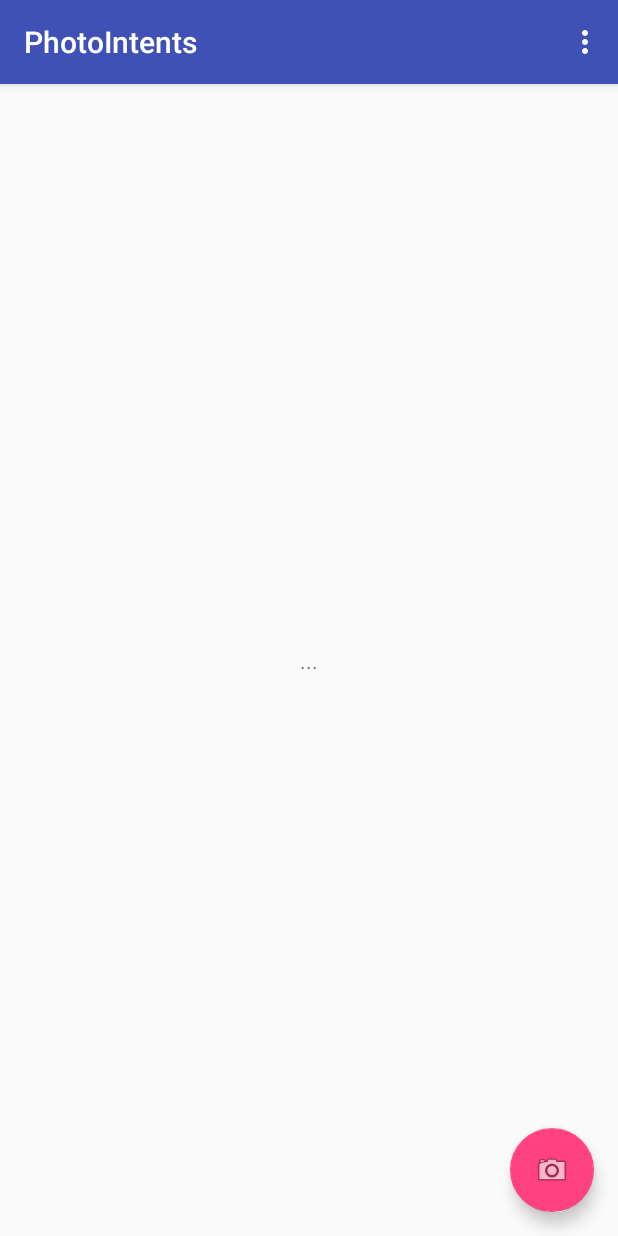
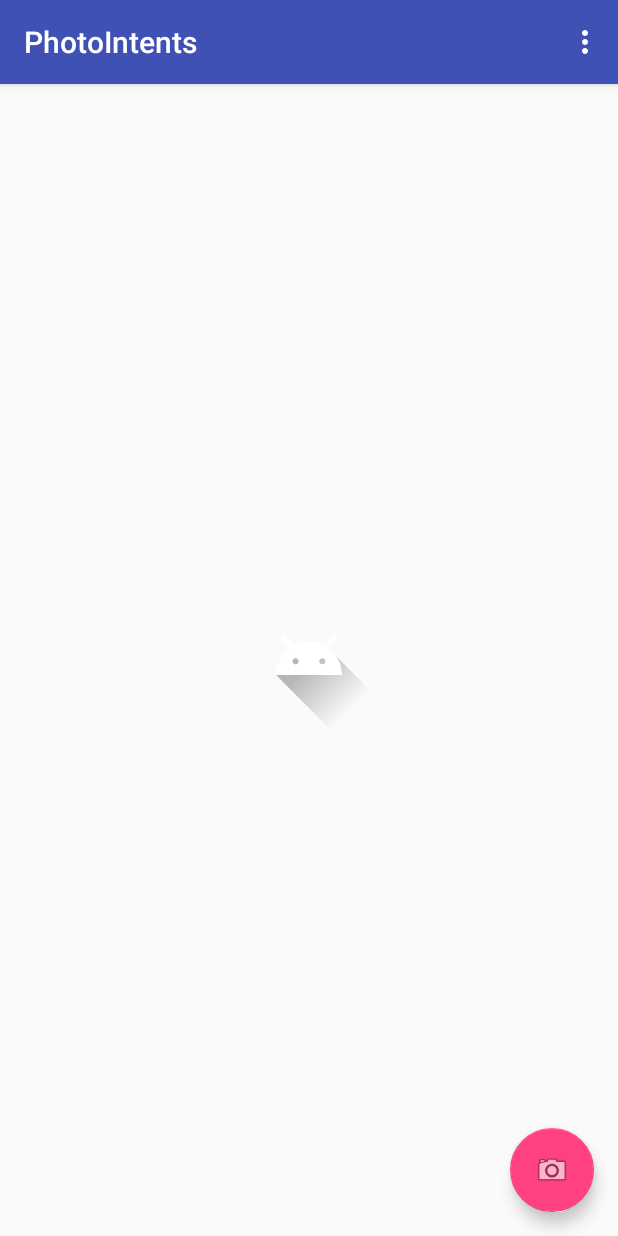
Before and after one commit to CillianMyles/photo-intents, an Android app: the screen it shows after launch (MainActivity), on a phone screen of 412 x 824 dp. Run offline under Robolectric (Android 15) with nearby library versions, the phone set to English and light mode, and no system bars.

Commit message:
Show taken image and file uri;

```diff
--- a/app/src/main/java/com/example/cillian/photointents/MainActivity.java
+++ b/app/src/main/java/com/example/cillian/photointents/MainActivity.java
@@ -12,6 +12,7 @@ import android.util.Log;
 import android.view.Menu;
 import android.view.MenuItem;
 import android.view.View;
+import android.widget.ImageView;
 import android.widget.TextView;
 import android.widget.Toast;
 
@@ -31,9 +32,10 @@ public class MainActivity extends AppCompatActivity {
 
     private final static int PHOTO_REQUEST_CODE = 0;
 
+    private TextView mPhotoUrlTv;
+    private ImageView mPhotoThumbnail;
+
     private String mPhotoPath;
-
-    private TextView mPhotoUrlTv;
 
     @Override
     protected void onCreate(Bundle savedInstanceState) {
@@ -44,6 +46,7 @@ public class MainActivity extends AppCompatActivity {
         setSupportActionBar(lToolbar);
 
         mPhotoUrlTv = findViewById(R.id.photo_uri);
+        mPhotoThumbnail = findViewById(R.id.photo_thumb);
 
         FloatingActionButton lFab = findViewById(R.id.fab);
         lFab.setOnClickListener(new View.OnClickListener() {
@@ -112,8 +115,9 @@ public class MainActivity extends AppCompatActivity {
         Log.e(TAG, "uri: " + data.getData()); // TODO: delete
         Log.e(TAG, "int files (after): " + Arrays.toString(fileList())); // TODO: delete
         if (requestCode == PHOTO_REQUEST_CODE && resultCode == RESULT_OK) {
-            final Uri lUri = data.getData();
+            final Uri lUri = Uri.parse("file://" + mPhotoPath);
             mPhotoUrlTv.setText(lUri != null ? lUri.toString() : ".....");
+            mPhotoThumbnail.setImageURI(lUri);
             File lImageFile = new File(mPhotoPath);
             if (lImageFile.exists()) {
                 Log.e(TAG, "name: " + lImageFile.getName()); // TODO: delete
--- a/app/src/main/res/layout/activity_main.xml
+++ b/app/src/main/res/layout/activity_main.xml
@@ -29,6 +29,6 @@
         android:layout_height="wrap_content"
         android:layout_gravity="bottom|end"
         android:layout_margin="@dimen/fab_margin"
-        app:srcCompat="@android:drawable/ic_menu_camera"/>
+        android:src="@android:drawable/ic_menu_camera"/>
 
 </android.support.design.widget.CoordinatorLayout>
--- a/app/src/main/res/layout/content_main.xml
+++ b/app/src/main/res/layout/content_main.xml
@@ -9,14 +9,28 @@
     tools:context="com.example.cillian.photointents.MainActivity"
     tools:showIn="@layout/activity_main">
 
+    <ImageView
+        android:id="@+id/photo_thumb"
+        android:layout_width="match_parent"
+        android:layout_height="match_parent"
+        android:layout_above="@+id/photo_uri"
+        android:layout_alignParentTop="true"
+        android:padding="50dp"
+        android:scaleType="center"
+        android:src="@drawable/ic_launcher_foreground"
+        app:layout_constraintHeight_max="100dp"
+        app:layout_constraintWidth_max="100dp"
+        app:layout_goneMarginBottom="50dp"/>
+
     <TextView
         android:id="@+id/photo_uri"
         android:layout_width="wrap_content"
         android:layout_height="wrap_content"
         android:text="..."
-        app:layout_constraintBottom_toBottomOf="parent"
+        android:textSize="24dp"
+        app:layout_constraintBottom_toBottomOf="@+id/photo_thumb"
         app:layout_constraintLeft_toLeftOf="parent"
         app:layout_constraintRight_toRightOf="parent"
-        app:layout_constraintTop_toTopOf="parent"/>
+        app:layout_constraintTop_toBottomOf="@+id/photo_thumb"/>
 
 </android.support.constraint.ConstraintLayout>
```
